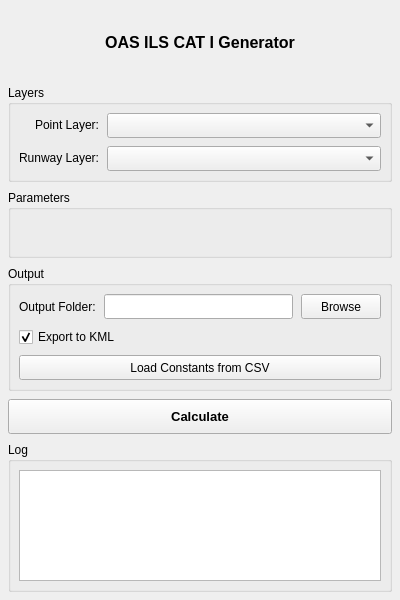
This is Q_Pansopy/ui/ils/qpansopy_oas_ils_dockwidget.ui in FLYGHT7/qpansopy as Qt 5 draws it before an edit. The edited form follows.
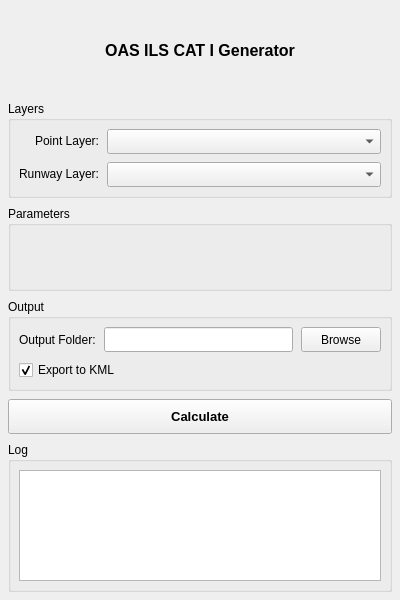
This is the edited form. Custom widgets are drawn as their Qt base class.

Commit message: Refactor OAS ILS Dock Widget and calculation logic to enforce mandatory CSV loading; remove redundant load CSV button and update threshold elevation handling.

What changed in the file:
```diff
--- a/Q_Pansopy/ui/ils/qpansopy_oas_ils_dockwidget.ui
+++ b/Q_Pansopy/ui/ils/qpansopy_oas_ils_dockwidget.ui
@@ -228,20 +228,6 @@
          </property>
         </widget>
        </item>
-       <!-- Añadir botón para cargar CSV -->
-       <item>
-        <widget class="QPushButton" name="loadCsvButton">
-         <property name="minimumSize">
-          <size>
-           <width>0</width>
-           <height>25</height>
-          </size>
-         </property>
-         <property name="text">
-          <string>Load Constants from CSV</string>
-         </property>
-        </widget>
-       </item>
       </layout>
      </widget>
     </item>
```
The commit also changes 2 other files.
